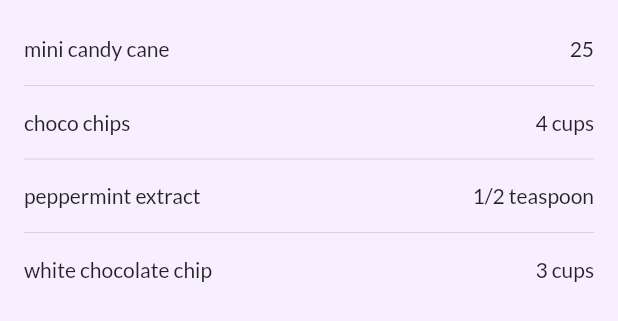
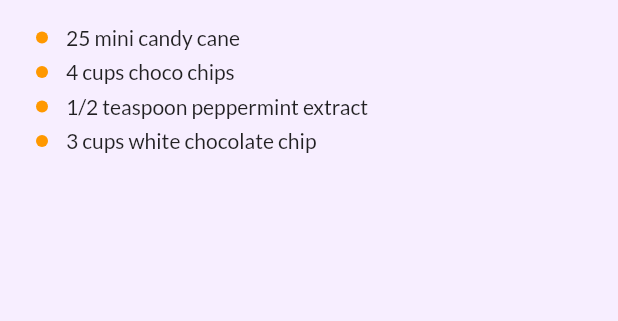
Before and after one commit to vinayak0505/food_stuff, a Flutter app: the IngredientsTable widget shown alone on an empty page, opened directly, on a phone screen of 412 x 824 dp. Shown: the top 321 px of the screen. Run offline on Flutter 3.47's test engine with Material 2 defaults, Android fonts, the phone set to English and light mode, and no system bars; our stand-ins replace dio, flutter_hooks, freezed_annotation, google_fonts, hooks_riverpod; network calls fail.

Commit message:
Updated home detail page

```diff
--- a/lib/src/ui/home_detail_page/Components/custom_clipper.dart
+++ b/lib/src/ui/home_detail_page/Components/custom_clipper.dart
@@ -1,3 +1,4 @@
+import 'dart:ui';
 import 'package:flutter/material.dart';
 
 class MyCustomClipper extends CustomClipper<Path> {
@@ -6,7 +7,7 @@ class MyCustomClipper extends CustomClipper<Path> {
     final Path path = Path();
     path.lineTo(size.width / 2, size.height);
     path.lineTo(size.width / 2, 0.0);
-    path.lineTo(size.width, size.height / 2);
+    // path.lineTo(size.width, 0);
     return path;
   }
 
--- a/lib/src/ui/home_detail_page/Components/ingredients_table.dart
+++ b/lib/src/ui/home_detail_page/Components/ingredients_table.dart
@@ -1,9 +1,10 @@
+import 'package:flutter/cupertino.dart';
 import 'package:flutter/material.dart';
+import 'package:flutter/widgets.dart';
 import 'package:food_stuff/src/data/model/ingredient_model.dart';
 
 class IngredientsTable extends StatefulWidget {
   const IngredientsTable({Key? key}) : super(key: key);
-
   @override
   _IngredientsTableState createState() => _IngredientsTableState();
 }
@@ -15,34 +16,48 @@ class _IngredientsTableState extends State<IngredientsTable> {
     Ingredient('peppermint extract', '1/2 teaspoon'),
     Ingredient('white chocolate chip', '3 cups'),
   ];
+  late List<Widget> ingredientListWidget;
+
+  Widget customStyleIngredients(Ingredient index) {
+    return Row(
+      children: [
+        Padding(
+          padding: EdgeInsets.symmetric(vertical: 5, horizontal: 8),
+          child: Container(
+            height: 8,
+            width: 8,
+            decoration: const BoxDecoration(
+              color: Colors.orange,
+              shape: BoxShape.circle,
+            ),
+          ),
+        ),
+        SizedBox(
+          width: 4,
+        ),
+        Text('${index.measure} ${index.name}')
+      ],
+    );
+  }
+
+  @override
+  void initState() {
+    ingredientListWidget =
+        ingredientList.map((e) => customStyleIngredients(e)).toList();
+    super.initState();
+  }
 
   @override
   Widget build(BuildContext context) {
     return Padding(
       padding: const EdgeInsets.all(16.0),
-      child: Column(
-        children: [
-          ListView.separated(
-            itemCount: ingredientList.length,
-            itemBuilder: itemBuilder,
-            shrinkWrap: true,
-            physics: const ScrollPhysics(),
-            separatorBuilder: (c,i) => const Divider(),
-          ),
-        ],
-      ),
-    );
-  }
-
-  Widget itemBuilder(BuildContext context, int index) {
-    return Container(
-      padding: const EdgeInsets.symmetric(vertical: 8.0),
-      child: Row(
-        mainAxisAlignment: MainAxisAlignment.spaceBetween,
-        children: [
-          Text(ingredientList[index].name),
-          Text(ingredientList[index].measure),
-        ],
+      child: SizedBox(
+        height: 100,
+        child: Wrap(
+          spacing: 5,
+          direction: Axis.vertical,
+          children: ingredientListWidget,
+        ),
       ),
     );
   }
--- a/lib/src/ui/home_page/home_page.dart
+++ b/lib/src/ui/home_page/home_page.dart
@@ -1,7 +1,7 @@
 import 'package:flutter/cupertino.dart';
 import 'package:flutter/material.dart';
 import 'package:flutter/widgets.dart';
-import 'package:food_stuff/src/ui/home_page/Components/categoryl_view.dart';
+import 'package:food_stuff/src/ui/home_page/Components/category_view.dart';
 import 'package:food_stuff/src/ui/home_page/Components/more_food_items.dart';
 import 'package:food_stuff/src/ui/search_page/Components/search_bar.dart';
 import 'package:food_stuff/src/ui/home_page/Components/view_pager.dart';
--- a/lib/src/ui/personal_page/personal_page.dart
+++ b/lib/src/ui/personal_page/personal_page.dart
@@ -2,6 +2,7 @@ import 'package:flutter/cupertino.dart';
 import 'package:flutter/gestures.dart';
 import 'package:flutter/material.dart';
 import 'package:food_stuff/src/utils/constants.dart';
+import 'package:food_stuff/src/utils/strings.dart';
 
 class PersonalPage extends StatefulWidget {
   const PersonalPage({Key? key}) : super(key: key);
```
Also changed, not shown: lib/src/ui/home_detail_page/Components/food_intro.dart (added, +74 -0 lines), lib/src/ui/home_detail_page/Components/instructions.dart (+29 -9 lines), lib/src/ui/home_detail_page/home_detail_page.dart (+26 -65 lines), lib/src/utils/constants.dart (+1 -14 lines), lib/src/utils/strings.dart (added, +17 -0 lines), lib/src/ui/home_page/Components/category_view.dart (renamed from lib/src/ui/home_page/Components/categoryl_view.dart).
